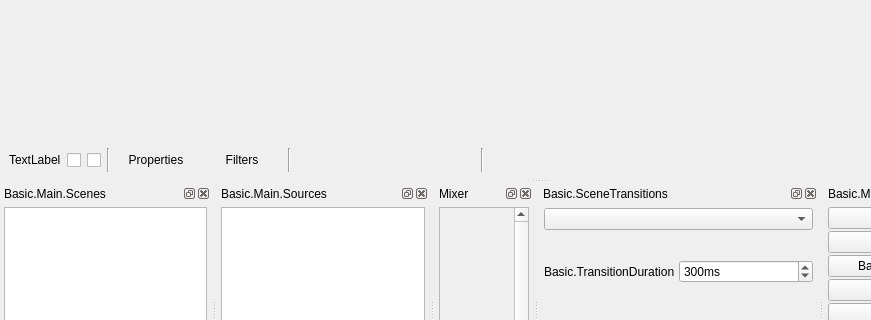
obsproject/obs-studio, file UI/forms/OBSBasic.ui: the form before one commit; both pictures show x 0 to 871 and y 274 to 594 of the 1079 by 730 pixel window.
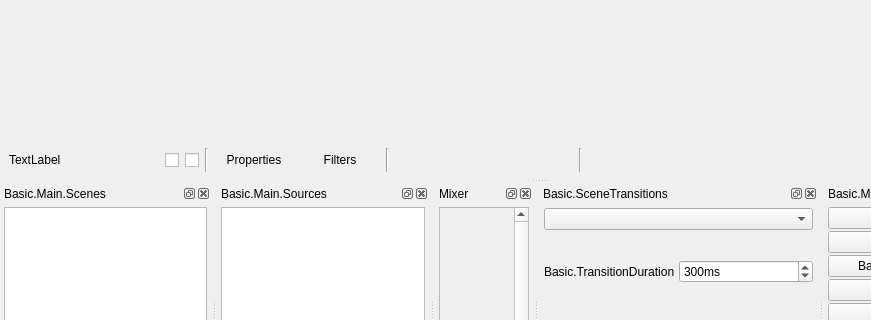
The form after the commit. Icons and pictures are not drawn. Custom widgets are drawn as their Qt base class.

Commit message: Locked size for context label

Diff of the .ui file:
```diff
--- a/UI/forms/OBSBasic.ui
+++ b/UI/forms/OBSBasic.ui
@@ -125,6 +125,12 @@
         <height>24</height>
        </size>
       </property>
+      <property name="maximumSize">
+       <size>
+        <width>16777215</width>
+        <height>24</height>
+       </size>
+      </property>
       <layout class="QHBoxLayout" name="horizontalLayout">
        <property name="spacing">
         <number>0</number>
@@ -173,6 +179,18 @@
           </property>
           <item>
            <widget class="QLabel" name="contextSourceLabel">
+            <property name="minimumSize">
+             <size>
+              <width>150</width>
+              <height>0</height>
+             </size>
+            </property>
+            <property name="maximumSize">
+             <size>
+              <width>150</width>
+              <height>16</height>
+             </size>
+            </property>
             <property name="text">
              <string>TextLabel</string>
             </property>
```
